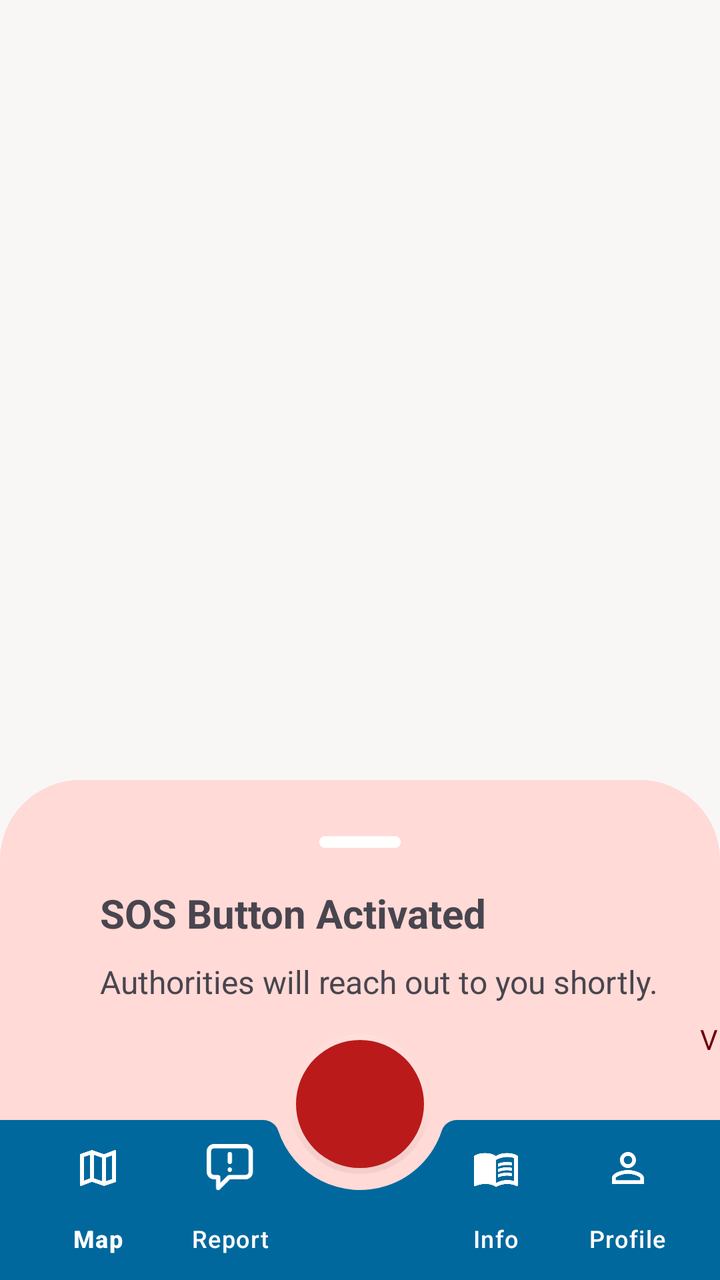
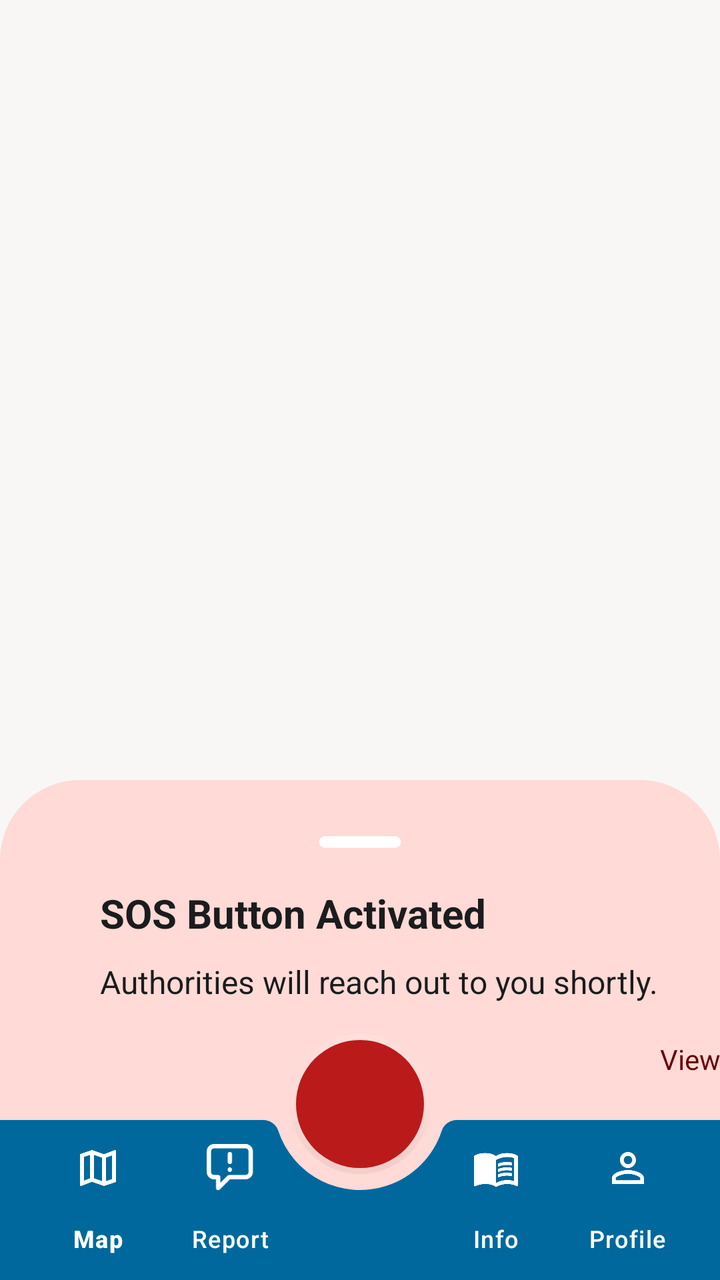

An Android layout rendered at two revisions. The XML below is the earlier revision; the diff shows what the commit changed to produce the second picture.
<!-- AndroidManifest.xml: application theme Theme.SafeGuardApp -->
<!-- res/layout/activity_main.xml -->
<?xml version="1.0" encoding="utf-8"?>
<androidx.coordinatorlayout.widget.CoordinatorLayout
    xmlns:android="http://schemas.android.com/apk/res/android"
    xmlns:app="http://schemas.android.com/apk/res-auto"
    xmlns:tools="http://schemas.android.com/tools"
    android:layout_width="match_parent"
    android:layout_height="match_parent"
    tools:context=".MainActivity">



    <FrameLayout
        android:id="@+id/frame_layout"
        android:layout_width="match_parent"
        android:layout_height="match_parent"
        android:elevation="0dp" >
    </FrameLayout>


    <LinearLayout
        android:id="@+id/bottom_sheet"
        android:layout_width="match_parent"
        android:layout_height="250dp"
        android:background="@drawable/rounded"
        android:elevation="0dp"
        android:orientation="vertical"
        app:layout_behavior="com.google.android.material.bottomsheet.BottomSheetBehavior">


        <TextView
            android:id="@+id/TV_view"
            android:layout_width="wrap_content"
            android:layout_height="wrap_content"
            android:text="@string/view"
            android:textColor="@color/md_theme_dark_onError"
            android:translationX="350dp"
            android:translationY="120dp" />

        <ImageView
            android:layout_width="70dp"
            android:layout_height="wrap_content"
            android:layout_gravity="center_horizontal"
            android:contentDescription="@string/todo"
            android:scaleType="centerCrop"
            android:src="@drawable/round_remove_24"
            tools:ignore="ImageContrastCheck" />

        <TextView
            android:id="@+id/TVSosActivatedTitle"
            android:layout_width="wrap_content"
            android:layout_height="wrap_content"
            android:text="@string/sos_button_activated"
            android:textSize="20sp"
            android:textStyle="bold"
            android:translationX="50dp"
            android:translationY="10dp" />

        <TextView
            android:id="@+id/TVSosActivatedContent"
            android:layout_width="wrap_content"
            android:layout_height="wrap_content"
            android:text="@string/authorities_will_reach_out_to_you_shortly"
            android:textSize="16sp"
            android:translationX="50dp"
            android:translationY="20dp" />

    </LinearLayout>

    <com.google.android.material.bottomappbar.BottomAppBar
        android:id="@+id/bottomAppBar"
        android:layout_width="match_parent"
        android:layout_height="wrap_content"
        android:layout_gravity="bottom"
        android:backgroundTint="@color/md_theme_light_primary"
        app:fabAnchorMode="cradle"
        app:fabAlignmentMode="center"
        app:fabCradleMargin="8dp"
        app:fabCradleRoundedCornerRadius="8dp"
        app:fabCradleVerticalOffset="8dp">


        <com.google.android.material.bottomnavigation.BottomNavigationView
            android:layout_width="match_parent"
            android:layout_height="match_parent"
            android:id="@+id/bottomNavigationView"
            android:background="@android:color/transparent"
            android:layout_marginEnd="5dp"
            app:labelVisibilityMode="labeled"
            app:itemIconTint="@color/md_theme_light_onPrimary"
            app:itemTextColor="@color/md_theme_light_onPrimary"
            app:menu="@menu/bottom_nav_menu" />


    </com.google.android.material.bottomappbar.BottomAppBar>

    <com.google.android.material.floatingactionbutton.FloatingActionButton
        android:layout_width="wrap_content"
        android:layout_height="wrap_content"
        android:id="@+id/btn_fab"
        android:foreground="@drawable/sos_ic"
        android:foregroundGravity="center"
        android:backgroundTint="@color/md_theme_light_error"
        app:fabCustomSize="70dp"
        app:layout_anchor="@id/bottomAppBar"
        app:backgroundTint="@color/md_theme_light_errorContainer"
        app:shapeAppearance="@style/Widget.Material3.CircularProgressIndicator.Medium"
        app:borderWidth="3dp"
        app:elevation="0dp"
        android:contentDescription="@string/sosbtn" />





</androidx.coordinatorlayout.widget.CoordinatorLayout>
<!-- resources referenced by this layout -->
<resources>
  <color name="md_theme_dark_onError">#690005</color>
  <color name="md_theme_light_error">#BA1A1A</color>
  <color name="md_theme_light_errorContainer">#FFDAD6</color>
  <color name="md_theme_light_onPrimary">#FFFFFF</color>
  <color name="md_theme_light_primary">#00689D</color>
  <!-- drawable round_remove_24 (drawable) -->
  <vector android:height="24dp" android:tint="#FFFFFF"
      android:viewportHeight="24" android:viewportWidth="24"
      android:width="24dp" xmlns:android="http://schemas.android.com/apk/res/android">
      <path android:fillColor="@android:color/white" android:pathData="M18,13H6c-0.55,0 -1,-0.45 -1,-1s0.45,-1 1,-1h12c0.55,0 1,0.45 1,1s-0.45,1 -1,1z"/>
  </vector>
  <!-- drawable rounded (drawable) -->
  <?xml version="1.0" encoding="utf-8"?>
  <shape xmlns:android="http://schemas.android.com/apk/res/android">
  <solid android:color="@color/md_theme_light_errorContainer"></solid>
      <corners android:topLeftRadius="40dp" android:topRightRadius="40dp"></corners>
  </shape>
  <string name="authorities_will_reach_out_to_you_shortly">Authorities will reach out to you shortly.</string>
  <string name="sos_button_activated">SOS Button Activated</string>
  <string name="sosbtn">sosbtn</string>
  <string name="todo">TODO</string>
  <string name="view">View</string>
  <style name="Theme.SafeGuardApp" parent="Base.Theme.SafeGuardApp" />
  <style name="CustomActivityAnimation" parent="@android:style/Animation.Activity">
          <item name="android:activityOpenEnterAnimation">@anim/slide_in_right</item>
          <item name="android:activityOpenExitAnimation">@anim/slide_out_left</item>
          <item name="android:activityCloseEnterAnimation">@anim/slide_in_left</item>
          <item name="android:activityCloseExitAnimation">@anim/slide_out_right</item>
      </style>
  <color name="md_theme_light_primaryContainer">#CCE5FF</color>
  <color name="md_theme_light_onPrimaryContainer">#001E31</color>
  <color name="md_theme_light_secondary">#51606F</color>
  <color name="md_theme_light_onSecondary">#FFFFFF</color>
  <color name="md_theme_light_secondaryContainer">#D4E4F6</color>
  <color name="md_theme_light_onSecondaryContainer">#0D1D2A</color>
  <color name="md_theme_light_tertiary">#66587B</color>
  <color name="md_theme_light_onTertiary">#FFFFFF</color>
  <color name="md_theme_light_tertiaryContainer">#EDDCFF</color>
  <color name="md_theme_light_onTertiaryContainer">#211534</color>
  <color name="md_theme_light_onError">#FFFFFF</color>
  <color name="md_theme_light_onErrorContainer">#410002</color>
  <color name="md_theme_light_background">#F8F7F6</color>
  <color name="md_theme_light_onBackground">#1A1C1E</color>
  <color name="md_theme_light_outline">#72787E</color>
  <color name="md_theme_light_inverseOnSurface">#F0F0F4</color>
  <color name="md_theme_light_inverseSurface">#2F3133</color>
  <color name="md_theme_light_surface">#F9F9FC</color>
  <color name="md_theme_light_onSurface">#1A1C1E</color>
  <color name="md_theme_light_surfaceVariant">#DEE3EB</color>
  <color name="md_theme_light_onSurfaceVariant">#42474E</color>
  <color name="md_theme_light_inversePrimary">#92CCFF</color>
  <!-- unchanged entries left out for length: 2 -->
</resources>

<!-- the commit's change to res/layout/activity_main.xml (unified diff, before → after) -->
@@ -33,8 +33,8 @@
             android:layout_height="wrap_content"
             android:text="@string/view"
             android:textColor="@color/md_theme_dark_onError"
-            android:translationX="350dp"
-            android:translationY="120dp" />
+            android:translationX="330dp"
+            android:translationY="130dp" />
 
         <ImageView
             android:layout_width="70dp"
@@ -50,6 +50,7 @@
             android:layout_width="wrap_content"
             android:layout_height="wrap_content"
             android:text="@string/sos_button_activated"
+            android:textColor="@color/md_theme_dark_background"
             android:textSize="20sp"
             android:textStyle="bold"
             android:translationX="50dp"
@@ -60,6 +61,7 @@
             android:layout_width="wrap_content"
             android:layout_height="wrap_content"
             android:text="@string/authorities_will_reach_out_to_you_shortly"
+            android:textColor="@color/md_theme_dark_background"
             android:textSize="16sp"
             android:translationX="50dp"
             android:translationY="20dp" />
<!-- resource entries referenced after the edit -->
@@ -1,5 +1,6 @@
 <!-- resources referenced by this layout -->
 <resources>
+  <color name="md_theme_dark_background">#1A1C1E</color>
   <color name="md_theme_dark_onError">#690005</color>
   <color name="md_theme_light_error">#BA1A1A</color>
   <color name="md_theme_light_errorContainer">#FFDAD6</color>
